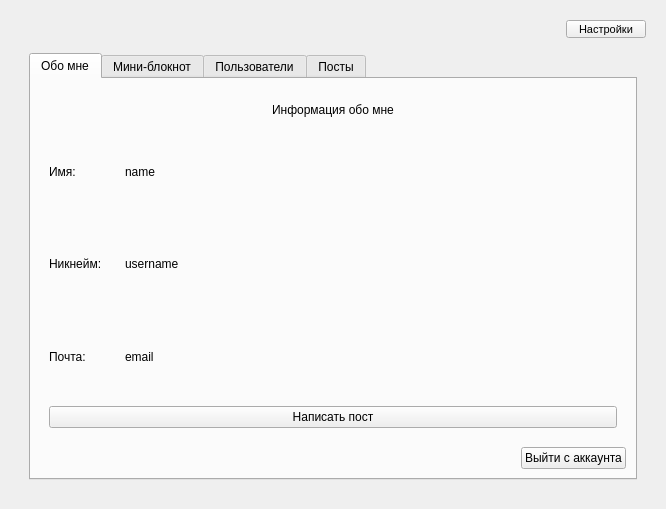
Qt form front/mainApp.ui (ZXCmitya/Y11) before a commit.
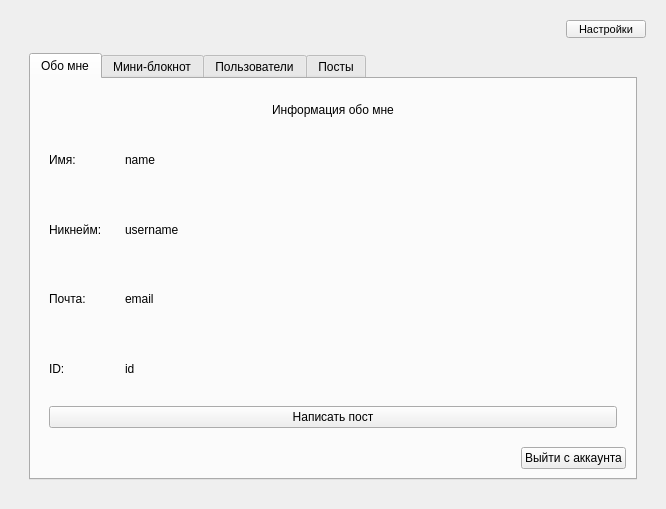
The same form after that commit.

Commit message: added id show to "about me" tab

```diff
--- a/front/mainApp.ui
+++ b/front/mainApp.ui
@@ -492,6 +492,30 @@
                        </item>
                       </layout>
                      </item>
+                     <item>
+                      <layout class="QHBoxLayout" name="horizontalLayout_3">
+                       <item>
+                        <widget class="QLabel" name="label_14">
+                         <property name="maximumSize">
+                          <size>
+                           <width>70</width>
+                           <height>16777215</height>
+                          </size>
+                         </property>
+                         <property name="text">
+                          <string>ID:</string>
+                         </property>
+                        </widget>
+                       </item>
+                       <item>
+                        <widget class="QLabel" name="label_id_info">
+                         <property name="text">
+                          <string>id</string>
+                         </property>
+                        </widget>
+                       </item>
+                      </layout>
+                     </item>
                     </layout>
                    </item>
                    <item>
```
Left out of the diff: 4 changed lines with no effect on the pictures. The commit also changes 2 other files.
